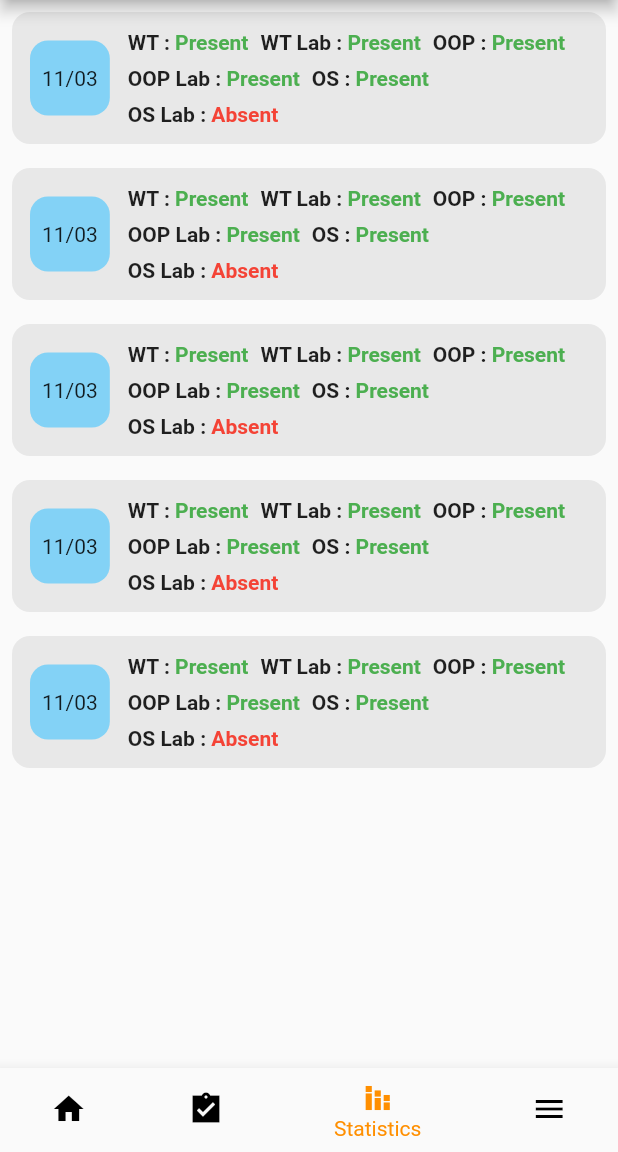
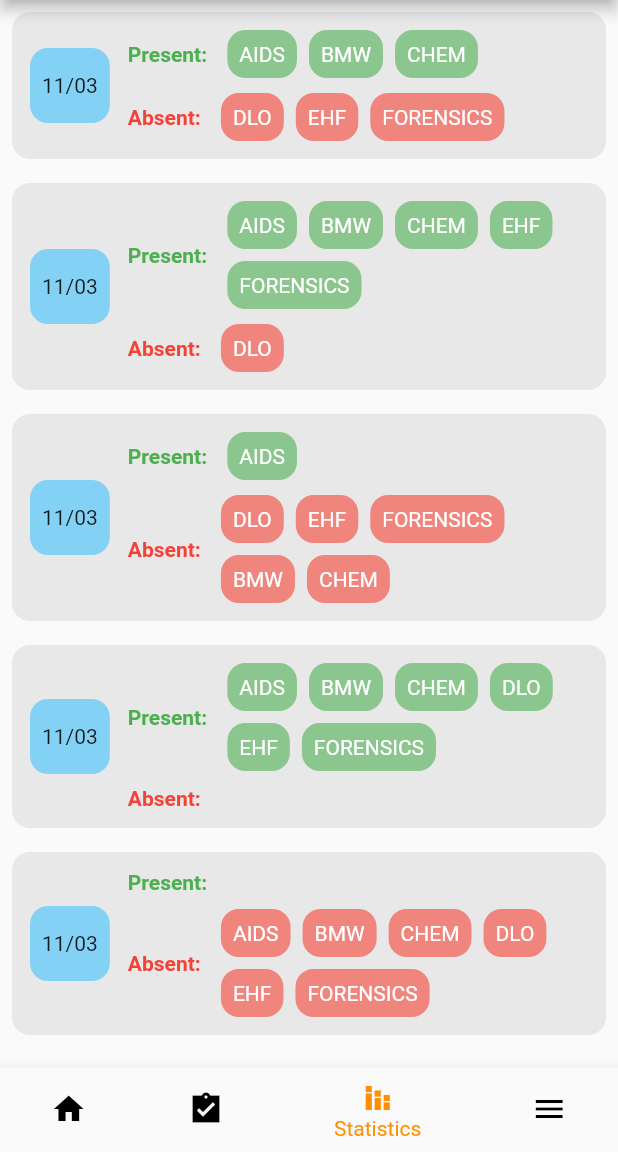
Before and after one commit to SEM-6-MP2-0/Attendence-App, a Flutter app: the screen it shows after launch, item 3 of the bottom bar chosen, on a phone screen of 412 x 824 dp, the part 84-1236 px from its top. Run offline on Flutter 3.47's test engine with Material 2 defaults, Android fonts, the phone set to English and light mode, and no system bars; our stand-ins replace google_fonts.

Commit message:
stats page updated

```diff
--- a/lib/Models/stats.dart
+++ b/lib/Models/stats.dart
@@ -1,9 +1,12 @@
 class StatsModel{
   String date;
-  Map<String, bool> attendance;
+  List<String> present;
+  List<String> absent;
+
 
   StatsModel({
     required this.date,
-    required this.attendance,
+    required this.present,
+    required this.absent,
   });
 }
--- a/lib/Pages/stats.dart
+++ b/lib/Pages/stats.dart
@@ -45,13 +45,80 @@
               child: Center(child: Text(stat.date)),
             ),
             Expanded(
-              child: Padding(
-                padding: const EdgeInsets.symmetric(horizontal: 12.0),
-                child: Wrap(
-                  spacing: 8.0,
-                  runSpacing: 8.0,
-                  children: buildCourseList(),
-                ),
+              child: Column(
+                children: [
+                  Padding(
+                    padding: const EdgeInsets.symmetric(horizontal: 12.0),
+                    child: Row(
+                      children: [
+                        Text(
+                          "Present: ",
+                          style: TextStyle(
+                              color: Colors.green, fontWeight: FontWeight.bold),
+                        ),
+                        SizedBox(
+                          width: 10,
+                        ),
+                        Expanded(
+                          child: Wrap(
+                            spacing: 8.0,
+                            runSpacing: 8.0,
+                            children: stat.present.map((e) {
+                              return Container(
+                                decoration: BoxDecoration(
+                                  borderRadius: BorderRadius.circular(12),
+                                  color: Colors.green.withOpacity(0.6),
+                                ),
+                                padding: const EdgeInsets.all(8.0),
+                                child: Text(
+                                  e,
+                                  style: TextStyle(color: Colors.white),
+                                ),
+                              );
+                            }).toList(),
+                          ),
+                        ),
+                      ],
+                    ),
+                  ),
+                  SizedBox(
+                    height: 10,
+                  ),
+                  Padding(
+                    padding: const EdgeInsets.symmetric(horizontal: 12.0),
+                    child: Row(
+                      children: [
+                        Text(
+                          "Absent: ",
+                          style: TextStyle(
+                              color: Colors.red, fontWeight: FontWeight.bold),
+                        ),
+                        SizedBox(
+                          width: 10,
+                        ),
+                        Expanded(
+                          child: Wrap(
+                            spacing: 8.0,
+                            runSpacing: 8.0,
+                            children: stat.absent.map((e) {
+                              return Container(
+                                decoration: BoxDecoration(
+                                  borderRadius: BorderRadius.circular(12),
+                                  color: Colors.red.withOpacity(0.6),
+                                ),
+                                padding: const EdgeInsets.all(8.0),
+                                child: Text(
+                                  e,
+                                  style: TextStyle(color: Colors.white),
+                                ),
+                              );
+                            }).toList(),
+                          ),
+                        ),
+                      ],
+                    ),
+                  ),
+                ],
               ),
             ),
           ],
@@ -59,54 +126,4 @@
       ),
     );
   }
-
-  List<Widget> buildCourseList() {
-    final List<Widget> courseWidgets = [];
-
-    List<String> keysWithTrueValues = [];
-    List<String> keysWithFalseValues = [];
-
-    stat.attendance.forEach((key, value) {
-      if (value) {
-        keysWithTrueValues.add(key);
-      } else {
-        keysWithFalseValues.add(key);
-      }
-    });
-
-    final List<String> finalKeysList = [
-      ...keysWithTrueValues,
-      ...keysWithFalseValues
-    ];
-
-    finalKeysList.forEach((subject) {
-      final bool isPresent = stat.attendance[subject]!;
-      final courseName = subject;
-      final textWidget = Text(
-        "$courseName : ",
-        style: TextStyle(fontWeight: FontWeight.w700),
-      );
-      final boolWidget = Text(
-        isPresent ? "Present" : "Absent",
-        style: TextStyle(
-          color: isPresent ? Colors.green : Colors.red,
-          fontWeight: FontWeight.bold,
-        ),
-      );
-
-      courseWidgets.add(
-        Row(
-          mainAxisSize: MainAxisSize.min,
-          children: [
-            textWidget,
-            boolWidget,
-          ],
-        ),
-      );
-    });
-
-    stat.attendance.forEach((courseName, isPresent) {});
-
-    return courseWidgets;
-  }
 }
--- a/lib/statlist.dart
+++ b/lib/statlist.dart
@@ -1,44 +1,34 @@
 import 'Models/stats.dart';
 
 final List<StatsModel> statslist = [
-  StatsModel(date: "11/03", attendance: {
-    "WT":true,
-    "WT Lab":true,
-    "OOP":true,
-    "OOP Lab":true,
-    "OS":true,
-    "OS Lab":false,
-  }),
-  StatsModel(date: "11/03", attendance: {
-    "WT":true,
-    "WT Lab":true,
-    "OOP":true,
-    "OOP Lab":true,
-    "OS":true,
-    "OS Lab":false,
-  }),
-  StatsModel(date: "11/03", attendance: {
-    "WT":true,
-    "WT Lab":true,
-    "OOP":true,
-    "OOP Lab":true,
-    "OS":true,
-    "OS Lab":false,
-  }),
-  StatsModel(date: "11/03", attendance: {
-    "WT":true,
-    "WT Lab":true,
-    "OOP":true,
-    "OOP Lab":true,
-    "OS":true,
-    "OS Lab":false,
-  }),
-  StatsModel(date: "11/03", attendance: {
-    "WT":true,
-    "WT Lab":true,
-    "OOP":true,
-    "OOP Lab":true,
-    "OS":true,
-    "OS Lab":false,
-  }),
+  StatsModel(
+      date: "11/03",
+      present: ["AIDS", "BMW", "CHEM"],
+      absent: ["DLO", "EHF", "FORENSICS"]),
+  StatsModel(date: "11/03", present: [
+    "AIDS",
+    "BMW",
+    "CHEM",
+    "EHF",
+    "FORENSICS"
+  ], absent: [
+    "DLO",
+  ]),
+  StatsModel(date: "11/03", present: [
+    "AIDS",
+  ], absent: [
+    "DLO",
+    "EHF",
+    "FORENSICS",
+    "BMW",
+    "CHEM"
+  ]),
+  StatsModel(
+      date: "11/03",
+      present: ["AIDS", "BMW", "CHEM", "DLO", "EHF", "FORENSICS"],
+      absent: []),
+  StatsModel(
+      date: "11/03",
+      present: [],
+      absent: ["AIDS", "BMW", "CHEM", "DLO", "EHF", "FORENSICS"]),
 ];
```
